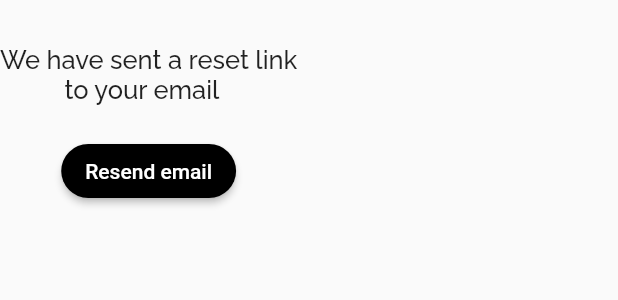
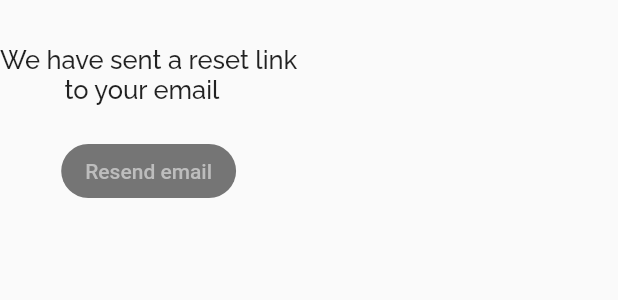
Before and after one commit to Nader-Youhanna/Twitter-App-Flutter, a Flutter app: the VerificationCodeMessage widget shown alone on an empty page, opened directly, on a phone screen of 412 x 824 dp. Shown: the top 300 px of the screen. Run offline on Flutter 3.47's test engine with Material 2 defaults, Android fonts, the phone set to English and light mode, and no system bars; our stand-ins replace share_plus, tab_indicator_styler; accounts and stored records are empty.

Commit message:
Fixed Bug in Forgot Password

```diff
--- a/android_app/lib/widgets/Log In/forgot_password.dart
+++ b/android_app/lib/widgets/Log In/forgot_password.dart
@@ -13,6 +13,9 @@ Future<void> _sendResetLink(String email) async {
 }
 
 var _email;
+var _emailIsEntered = false;
+var _searchButtonClicked = false;
+var _emailIsValid = false;
 
 class ForgotPasswordPage extends StatefulWidget {
   @override
@@ -22,9 +25,6 @@ class ForgotPasswordPage extends StatefulWidget {
 class _ForgotPasswordPageState extends State<ForgotPasswordPage> {
   final GlobalKey<FormState> _mailKey = GlobalKey<FormState>();
 
-  var _emailIsEntered = false;
-  var _searchButtonClicked = false;
-  var _emailIsValid = false;
   void _goBack(BuildContext ctx) {
     Navigator.of(ctx).pop();
   }
@@ -111,6 +111,7 @@ class _ForgotPasswordPageState extends State<ForgotPasswordPage> {
                   onChanged: (value) {
                     setState(() {
                       _emailIsEntered = value.isNotEmpty;
+                      _email = value;
                       if (_mailKey.currentState!.validate()) {
                         _emailIsValid = _isEmailValid(value);
                       }
@@ -188,19 +189,33 @@ class VerificationCodeMessage extends StatelessWidget {
         ),
         const SizedBox(height: 20),
         ElevatedButton(
-          onPressed: () {
-            _sendResetLink(_email);
-          },
+          onPressed: (_emailIsEntered && _emailIsValid)
+              ? () {
+                  _sendResetLink(_email);
+                }
+              : null,
           child: const Text(
             'Resend email',
           ),
-          style: ButtonStyle(
-            foregroundColor: MaterialStateProperty.all<Color>(Colors.white),
-            backgroundColor: MaterialStateProperty.all<Color>(Colors.black),
-            shape: MaterialStateProperty.all<StadiumBorder>(
-              const StadiumBorder(),
-            ),
-          ),
+          style: (!(_emailIsEntered && _emailIsValid))
+              ? ButtonStyle(
+                  foregroundColor:
+                      MaterialStateProperty.all<Color>(Colors.grey.shade400),
+                  backgroundColor:
+                      MaterialStateProperty.all<Color>(Colors.grey.shade600),
+                  shape: MaterialStateProperty.all<StadiumBorder>(
+                    const StadiumBorder(),
+                  ),
+                )
+              : ButtonStyle(
+                  foregroundColor:
+                      MaterialStateProperty.all<Color>(Colors.white),
+                  backgroundColor:
+                      MaterialStateProperty.all<Color>(Colors.black),
+                  shape: MaterialStateProperty.all<StadiumBorder>(
+                    const StadiumBorder(),
+                  ),
+                ),
         ),
         const SizedBox(height: 390),
       ],
```
Also changed, not shown: 1 other file.
